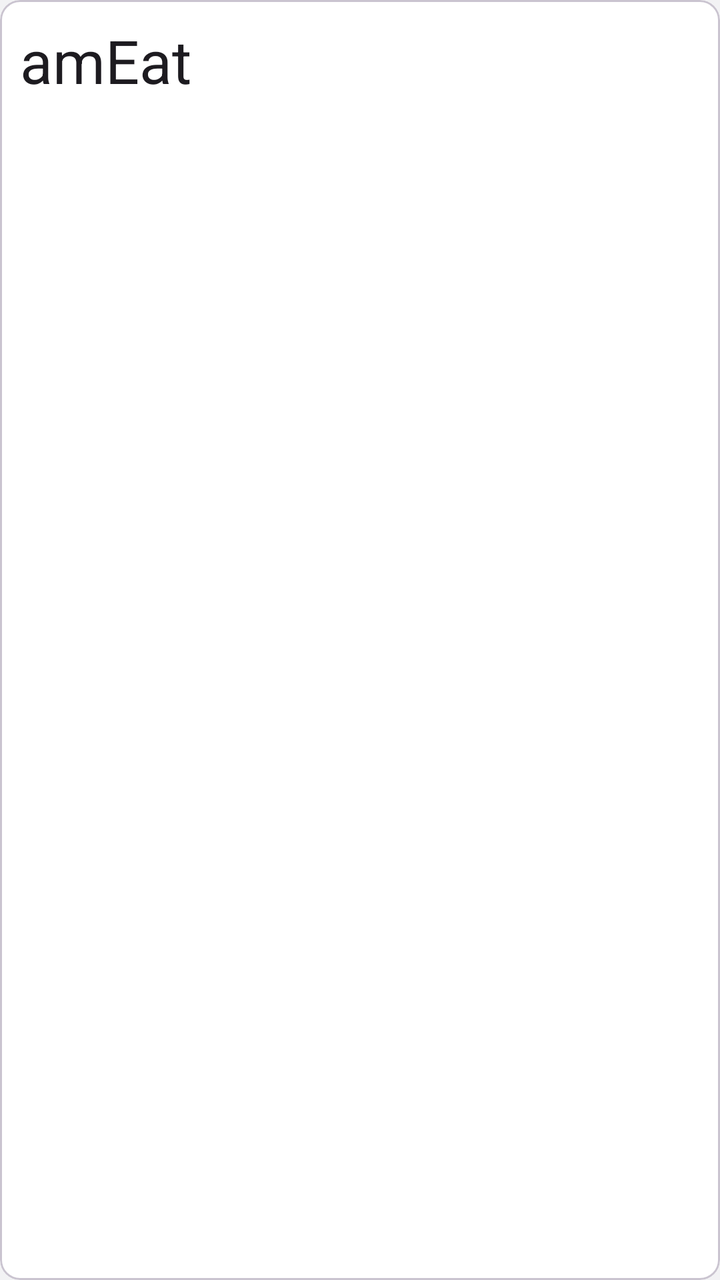
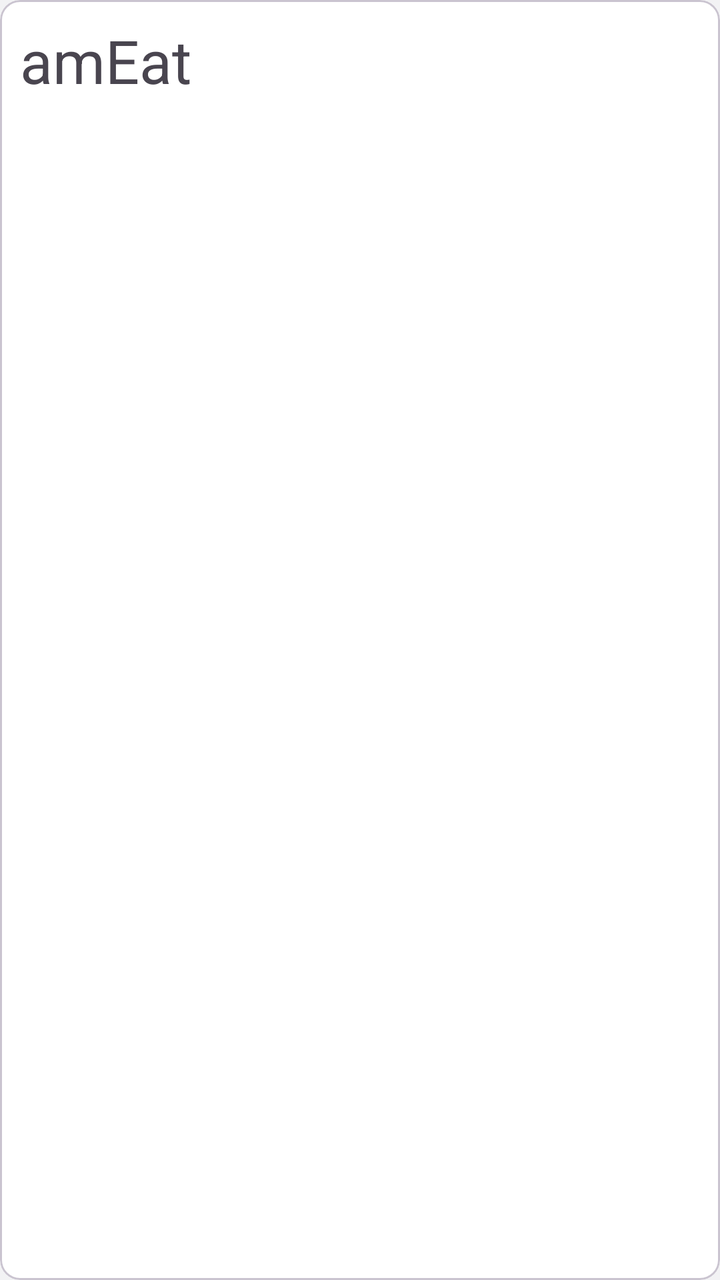

Screens rendered from an Android XML layout before and after an edit, with the pre-edit source and the edit as a unified diff.
<!-- AndroidManifest.xml: application theme Theme.TodayToEat -->
<!-- res/layout/list_item.xml -->
<?xml version="1.0" encoding="utf-8"?>
<com.google.android.material.card.MaterialCardView
    android:id="@+id/card_root"
    xmlns:android="http://schemas.android.com/apk/res/android"
    xmlns:app="http://schemas.android.com/apk/res-auto"
    android:orientation="vertical"
    android:layout_width="match_parent"
    android:layout_height="wrap_content"
    android:layout_margin="10sp"
    app:cardCornerRadius="10dp">

    <TextView
        android:id="@+id/tv_shop"
        android:layout_width="match_parent"
        android:layout_height="wrap_content"
        android:text="@string/amEat"
        android:textSize="30sp"
        android:textColor="?attr/colorOnSurface"
        android:layout_margin="10sp" />

</com.google.android.material.card.MaterialCardView>
<!-- resources referenced by this layout -->
<resources>
  <string name="amEat">amEat</string>
  <style name="Theme.TodayToEat" parent="Theme.Material3.DayNight.NoActionBar">
          <item name="windowNoTitle">true</item>
          <item name="windowActionBar">false</item>
  
          <item name="android:navigationBarColor">@android:color/transparent</item>
          <item name="android:statusBarColor">@android:color/transparent</item>
          <item name="android:windowLightStatusBar">true</item>
  
          <item name="colorPrimary">@color/white</item>
          <item name="colorOnPrimary">@color/black</item>
          <item name="colorPrimaryVariant">@color/middleGray</item>
          <item name="colorPrimaryContainer">@color/gray</item>
  
          <item name="android:windowBackground">@color/gray</item>
  
          <item name="materialAlertDialogTheme">@style/MyAlertDialog.Light</item>
  
          <item name="colorSurface">@color/white</item>
          <item name="colorOutline">@color/transparent</item>
  
          <item name="radioButtonStyle">@style/Widget.TodayToEat.RadioButton</item>
  
          <item name="itemBackground">@color/transparent</item>
      </style>
  <color name="white">#FFFFFFFF</color>
  <color name="black">#FF000000</color>
  <color name="middleGray">#E7E6E9</color>
  <color name="gray">#F2F2F4</color>
  <style name="MyAlertDialog.Light" parent="ThemeOverlay.Material3.MaterialAlertDialog">
          <item name="colorPrimary">@color/title_color</item>
          <item name="android:textColor">@color/title_color</item>
      </style>
  <color name="transparent">#00ffffff</color>
  <style name="Widget.TodayToEat.RadioButton" parent="Widget.Material3.CompoundButton.RadioButton">
          <item name="buttonTint">@color/radio_button_tint</item>
      </style>
  <color name="title_color">#000000</color>
</resources>

<!-- the commit's change to res/layout/list_item.xml (unified diff, before → after) -->
@@ -15,7 +15,6 @@
         android:layout_height="wrap_content"
         android:text="@string/amEat"
         android:textSize="30sp"
-        android:textColor="?attr/colorOnSurface"
         android:layout_margin="10sp" />
 
 </com.google.android.material.card.MaterialCardView>
